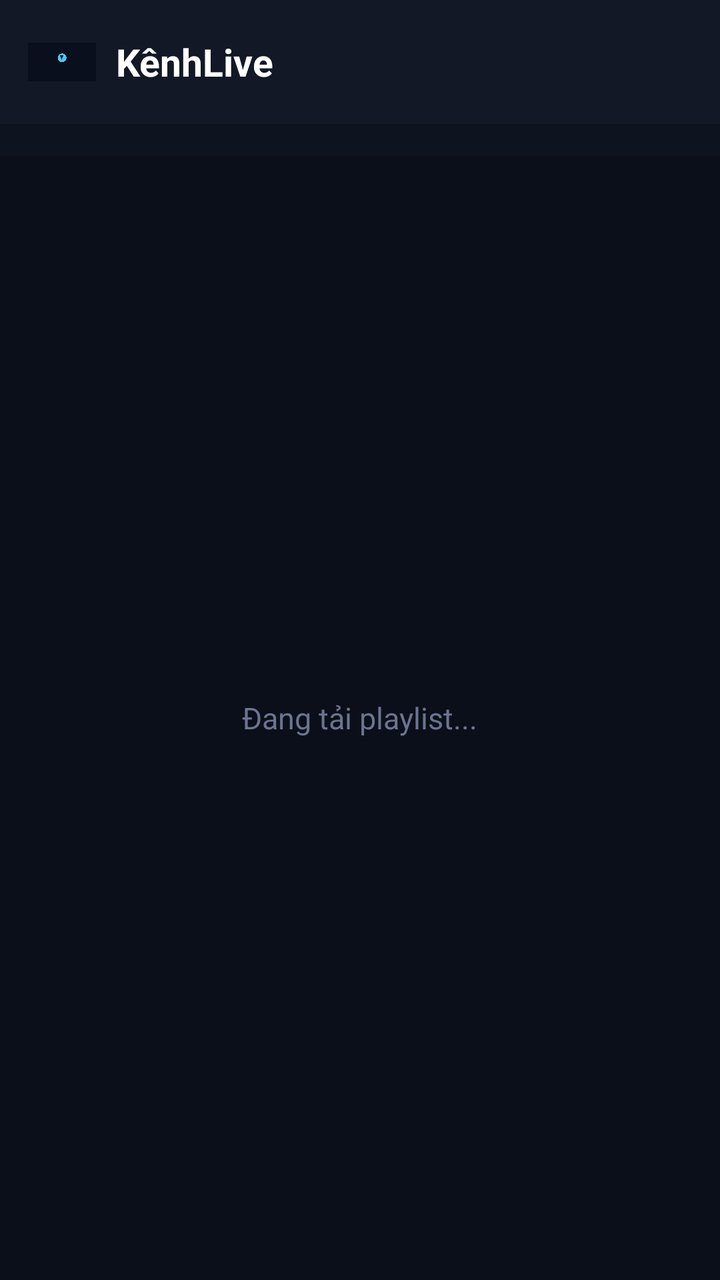
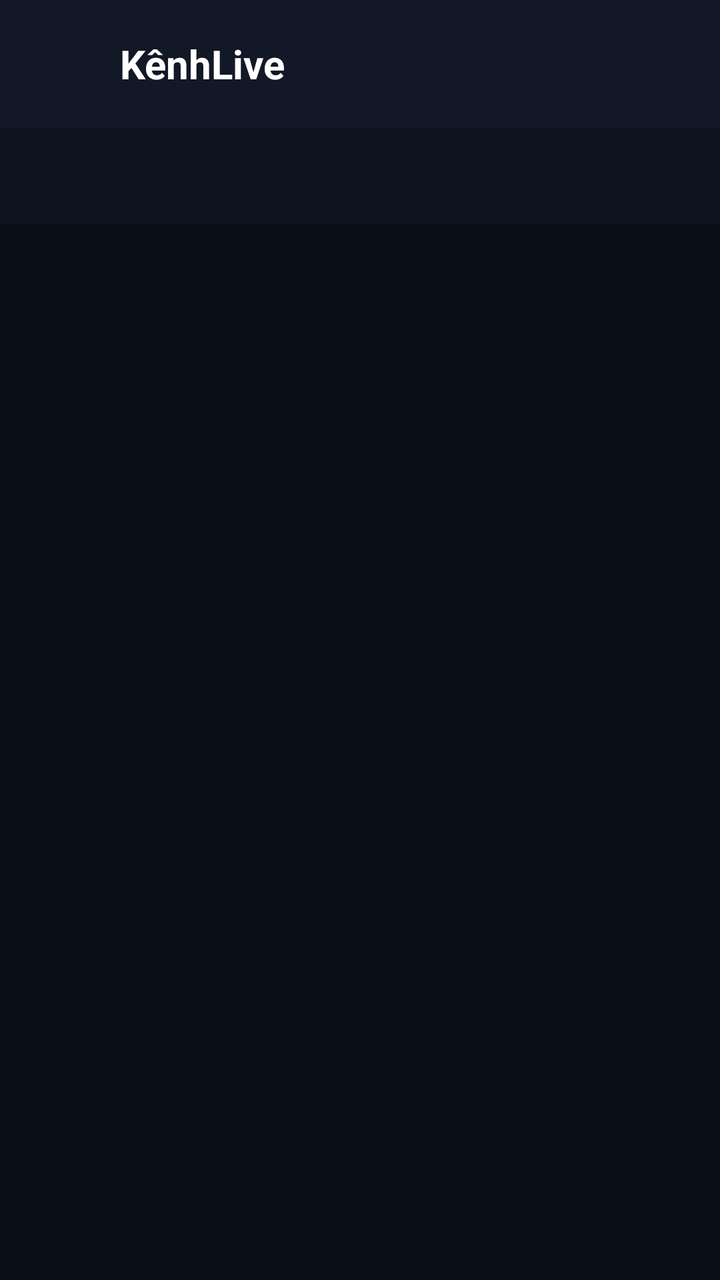

An Android layout rendered at two revisions. The XML below is the earlier revision; the diff shows what the commit changed to produce the second picture.
<!-- AndroidManifest.xml: application theme Theme.AppCompat.NoActionBar -->
<!-- res/layout/activity_main.xml -->
<?xml version="1.0" encoding="utf-8"?>
<LinearLayout xmlns:android="http://schemas.android.com/apk/res/android"
    android:layout_width="match_parent"
    android:layout_height="match_parent"
    android:orientation="vertical"
    android:background="#0B0F19">

    
    <LinearLayout
        android:layout_width="match_parent"
        android:layout_height="wrap_content"
        android:padding="14dp"
        android:orientation="horizontal"
        android:gravity="center_vertical"
        android:background="#121826">

        <ImageView
            android:layout_width="34dp"
            android:layout_height="34dp"
            android:src="@drawable/banner"
            android:contentDescription="@string/app_name" />

        <TextView
            android:layout_width="wrap_content"
            android:layout_height="wrap_content"
            android:layout_marginLeft="10dp"
            android:text="KênhLive"
            android:textColor="#FFFFFF"
            android:textSize="19sp"
            android:textStyle="bold" />

        <TextView
            android:id="@+id/countText"
            android:layout_width="0dp"
            android:layout_weight="1"
            android:layout_height="wrap_content"
            android:layout_marginLeft="12dp"
            android:textColor="#6B7490"
            android:textSize="12sp"
            android:gravity="right" />
    </LinearLayout>

    
    <HorizontalScrollView
        android:layout_width="match_parent"
        android:layout_height="wrap_content"
        android:padding="8dp"
        android:scrollbars="none"
        android:background="#0E1320">

        <LinearLayout
            android:id="@+id/chipRow"
            android:layout_width="wrap_content"
            android:layout_height="wrap_content"
            android:orientation="horizontal" />
    </HorizontalScrollView>

    <FrameLayout
        android:layout_width="match_parent"
        android:layout_height="match_parent">

        
        <androidx.recyclerview.widget.RecyclerView
            android:id="@+id/recyclerView"
            android:layout_width="match_parent"
            android:layout_height="match_parent"
            android:padding="6dp"
            android:clipToPadding="false"
            android:scrollbars="vertical" />

        <TextView
            android:id="@+id/statusText"
            android:layout_width="wrap_content"
            android:layout_height="wrap_content"
            android:layout_gravity="center"
            android:text="Đang tải playlist..."
            android:textColor="#6B7490"
            android:textSize="15sp" />
    </FrameLayout>
</LinearLayout>
<!-- resources referenced by this layout -->
<resources>
  <!-- drawable banner: png bitmap (drawable, 828 bytes) -->
  <string name="app_name">KênhLive</string>
</resources>

<!-- the commit's change to res/layout/activity_main.xml (unified diff, before → after) -->
@@ -1,5 +1,6 @@
 <?xml version="1.0" encoding="utf-8"?>
 <LinearLayout xmlns:android="http://schemas.android.com/apk/res/android"
+    xmlns:app="http://schemas.android.com/apk/res-auto"
     android:layout_width="match_parent"
     android:layout_height="match_parent"
     android:orientation="vertical"
@@ -15,9 +16,9 @@
         android:background="#121826">
 
         <ImageView
-            android:layout_width="34dp"
-            android:layout_height="34dp"
-            android:src="@drawable/banner"
+            android:layout_width="36dp"
+            android:layout_height="36dp"
+            android:src="@mipmap/ic_launcher"
             android:contentDescription="@string/app_name" />
 
         <TextView
@@ -26,7 +27,7 @@
             android:layout_marginLeft="10dp"
             android:text="KênhLive"
             android:textColor="#FFFFFF"
-            android:textSize="19sp"
+            android:textSize="20sp"
             android:textStyle="bold" />
 
         <TextView
@@ -41,40 +42,21 @@
     </LinearLayout>
 
     
-    <HorizontalScrollView
+    <com.google.android.material.tabs.TabLayout
+        android:id="@+id/tabLayout"
         android:layout_width="match_parent"
         android:layout_height="wrap_content"
-        android:padding="8dp"
-        android:scrollbars="none"
-        android:background="#0E1320">
+        android:background="#0E1320"
+        app:tabTextColor="#6B7490"
+        app:tabSelectedTextColor="#4CC9F0"
+        app:tabIndicatorColor="#4CC9F0"
+        app:tabIndicatorHeight="3dp"
+        app:tabMode="fixed"
+        app:tabGravity="fill" />
 
-        <LinearLayout
-            android:id="@+id/chipRow"
-            android:layout_width="wrap_content"
-            android:layout_height="wrap_content"
-            android:orientation="horizontal" />
-    </HorizontalScrollView>
-
-    <FrameLayout
+    
+    <androidx.viewpager2.widget.ViewPager2
+        android:id="@+id/viewPager"
         android:layout_width="match_parent"
-        android:layout_height="match_parent">
-
-        
-        <androidx.recyclerview.widget.RecyclerView
-            android:id="@+id/recyclerView"
-            android:layout_width="match_parent"
-            android:layout_height="match_parent"
-            android:padding="6dp"
-            android:clipToPadding="false"
-            android:scrollbars="vertical" />
-
-        <TextView
-            android:id="@+id/statusText"
-            android:layout_width="wrap_content"
-            android:layout_height="wrap_content"
-            android:layout_gravity="center"
-            android:text="Đang tải playlist..."
-            android:textColor="#6B7490"
-            android:textSize="15sp" />
-    </FrameLayout>
+        android:layout_height="match_parent" />
 </LinearLayout>
<!-- resource entries referenced after the edit -->
@@ -1,6 +1,11 @@
 <!-- resources referenced by this layout -->
 <resources>
-  <!-- drawable banner: png bitmap (drawable, 828 bytes) -->
+  <!-- mipmap ic_launcher (mipmap-anydpi-v26) -->
+  <?xml version="1.0" encoding="utf-8"?>
+  <adaptive-icon xmlns:android="http://schemas.android.com/apk/res/android">
+      <background android:drawable="@mipmap/ic_launcher_background" />
+      <foreground android:drawable="@mipmap/ic_launcher_foreground" />
+  </adaptive-icon>
   <string name="app_name">KênhLive</string>
 </resources>
 
